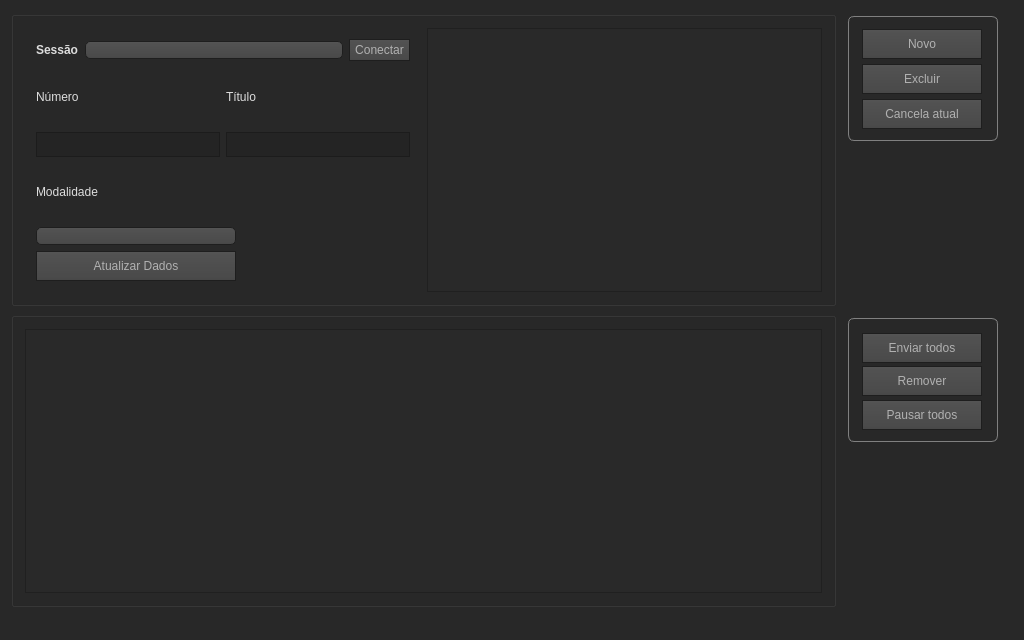
The window that mainwindow.ui (nettoflix/MagoSend) describes before a commit, drawn with Qt 5.
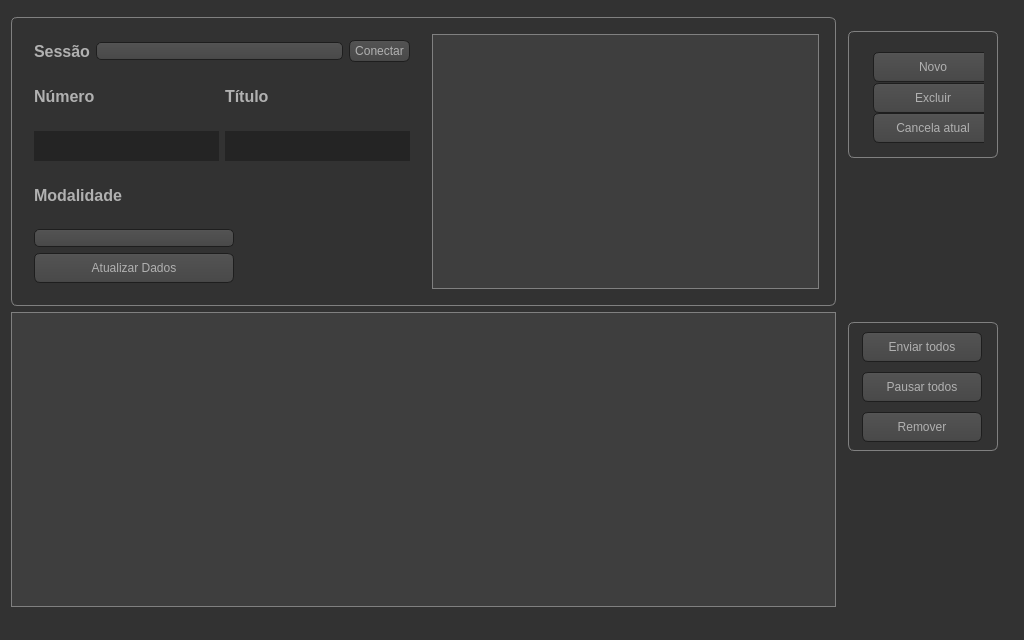
The same window after the commit. Icons and pictures are not drawn.

The edit to the form file:
```diff
--- a/mainwindow.ui
+++ b/mainwindow.ui
@@ -16,31 +16,30 @@
   <property name="styleSheet">
    <string notr="true">QToolTip
 {
-     border: 2px solid cyan;
-     background-color:  white;
+     border: 1px solid black;
+     background-color: #ffa02f;
      padding: 1px;
      border-radius: 3px;
-     font-size: 11px;
+     opacity: 100;
 }
 
+QLabel { background-color: rgba(255, 255, 255, 10); 
+    color: #f0f0f0;  /* Light text for contrast */
+    font-size: 12pt;
+    font-weight: bold;  /* Make the text bold to stand out */
+}
+
+
 QWidget
 {
-       color: #dddddd;	
-		background-color: #282828;
-		border-color: transparent;
-		border-width: 0px;
+    color: #b1b1b1;
+    background-color: #323232;
 }
 
-QLabel
-{
-        border-color: transparent;
-}
-
-
 QWidget:item:hover
 {
     background-color: QLinearGradient( x1: 0, y1: 0, x2: 0, y2: 1, stop: 0 #ffa02f, stop: 1 #ca0619);
-    color: #000000;
+ 
 }
 
 QWidget:item:selected
@@ -48,16 +47,6 @@
     background-color: QLinearGradient( x1: 0, y1: 0, x2: 0, y2: 1, stop: 0 #ffa02f, stop: 1 #d7801a);
 }
 
-
-QDateTimeEdit
-{
-    background-color: QLinearGradient( x1: 0, y1: 0, x2: 0, y2: 1, stop: 0 #4d4d4d, stop: 0 #646464, stop: 1 #5d5d5d);
-    padding: 1px;
-    border-style: solid;
-    border: 1px solid #1e1e1e;
-    border-radius: 5;
-}
-
 QMenuBar::item
 {
     background: transparent;
@@ -75,11 +64,11 @@
     border: 1px solid #000;
     background-color: QLinearGradient(
         x1:0, y1:0,
-	x2:0, y2:1,
-	stop:1 #212121,
-	stop:0.4 #343434/*,
-	stop:0.2 #343434,
-	stop:0.1 #ffaa00*/
+        x2:0, y2:1,
+        stop:1 #212121,
+        stop:0.4 #343434/*,
+        stop:0.2 #343434,
+        stop:0.1 #ffaa00*/
     );
     margin-bottom:-1px;
     padding-bottom:1px;
@@ -90,7 +79,6 @@
     border: 1px solid #000;
 }
 
-
 QMenu::item
 {
     padding: 2px 20px 2px 20px;
@@ -107,24 +95,9 @@
     background-color: #323232;
 }
 
-
-
-QDateTimeEdit::drop-down
+QAbstractItemView
 {
-     subcontrol-origin: padding;
-     subcontrol-position: top right;
-     width: 15px;
-
-     border-left-width: 0px;
-     border-left-color: darkgray;
-     border-left-style: solid; /* just a single line */
-     border-top-right-radius: 3px; /* same radius as the QComboBox */
-     border-bottom-right-radius: 3px;
- }
-
-QDateTimeEdit::down-arrow
-{
-     image: url(:/images/down_arrow.png);
+    background-color: QLinearGradient( x1: 0, y1: 0, x2: 0, y2: 1, stop: 0 #4d4d4d, stop: 0.1 #646464, stop: 1 #5d5d5d);
 }
 
 QWidget:focus
@@ -134,11 +107,11 @@
 
 QLineEdit
 {
-    background-color: QLinearGradient( x1: 0, y1: 0, x2: 0, y2: 1, stop: 0 #4d4d4d, stop: 0 #646464, stop: 1 #5d5d5d);
-    padding: 1px;
-    border-style: solid;
-    border: 1px solid #1e1e1e;
-    border-radius: 0;
+    background-color: #3d3d3d;
+    color: #f0f0f0;
+    border: 1px solid #5a5a5a;  /* Subtle border */
+    border-radius: 6px;
+    font-size: 11pt;
 }
 
 QPushButton
@@ -148,7 +121,7 @@
     border-width: 1px;
     border-color: #1e1e1e;
     border-style: solid;
-    border-radius: 0;
+    border-radius: 6;
     padding: 3px;
     font-size: 12px;
     padding-left: 5px;
@@ -204,12 +177,20 @@
 
 QComboBox::down-arrow
 {
-     image: url(:/images/down_arrow.png);
+     image: url(:/down_arrow.png);
 }
 
-QGroupBox:focus
-{
-border: 2px solid QLinearGradient( x1: 0, y1: 0, x2: 0, y2: 1, stop: 0 #ffa02f, stop: 1 #d7801a);
+QGroupBox {
+    font: bold;
+    border: 1px solid gray;
+    border-radius: 6px;
+    margin-top: 6px;
+}
+
+QGroupBox::title {
+    subcontrol-origin: margin;
+    left: 7px;
+    padding: 0px 5px 0px 5px;
 }
 
 QTextEdit:focus
@@ -219,14 +200,14 @@
 
 QScrollBar:horizontal {
      border: 1px solid #222222;
-     background: QLinearGradient(x1: 0, y1: 0, x2: 0, y2: 1, stop: 0 #101010, stop: 1 #303030);
+     background: QLinearGradient( x1: 0, y1: 0, x2: 0, y2: 1, stop: 0.0 #121212, stop: 0.2 #282828, stop: 1 #484848);
      height: 12px;
      margin: 0px 16px 0 16px;
 }
 
 QScrollBar::handle:horizontal
 {
-      background: QLinearGradient( x1: 0, y1: 0, x2: 0, y2: 1, stop: 0.0 #303030, stop: 1 #404040);
+      background: QLinearGradient( x1: 0, y1: 0, x2: 1, y2: 0, stop: 0 #ffa02f, stop: 0.5 #d7801a, stop: 1 #ffa02f);
       min-height: 20px;
       border-radius: 2px;
 }
@@ -234,7 +215,7 @@
 QScrollBar::add-line:horizontal {
       border: 1px solid #1b1b19;
       border-radius: 2px;
-      background: QLinearGradient( x1: 0, y1: 0, x2: 0, y2: 1, stop: 0 #000000, stop: 1 #101010);
+      background: QLinearGradient( x1: 0, y1: 0, x2: 1, y2: 0, stop: 0 #ffa02f, stop: 1 #d7801a);
       width: 14px;
       subcontrol-position: right;
       subcontrol-origin: margin;
@@ -243,7 +224,7 @@
 QScrollBar::sub-line:horizontal {
       border: 1px solid #1b1b19;
       border-radius: 2px;
-      background: QLinearGradient( x1: 0, y1: 0, x2: 0, y2: 1, stop: 0 #000000, stop: 1 #101010);
+      background: QLinearGradient( x1: 0, y1: 0, x2: 1, y2: 0, stop: 0 #ffa02f, stop: 1 #d7801a);
       width: 14px;
      subcontrol-position: left;
      subcontrol-origin: margin;
@@ -264,15 +245,15 @@
 
 QScrollBar:vertical
 {
-      background: QLinearGradient(x1: 0, y1: 0, x2: 1, y2: 0, stop: 0 #101010, stop: 1 #303030);
-      width: 15px;
+      background: QLinearGradient( x1: 0, y1: 0, x2: 1, y2: 0, stop: 0.0 #121212, stop: 0.2 #282828, stop: 1 #484848);
+      width: 7px;
       margin: 16px 0 16px 0;
       border: 1px solid #222222;
 }
 
 QScrollBar::handle:vertical
 {
-      background: QLinearGradient( x1: 0, y1: 0, x2: 1, y2: 0, stop: 0.0 #303030, stop: 1 #404040);
+      background: QLinearGradient( x1: 0, y1: 0, x2: 0, y2: 1, stop: 0 #ffa02f, stop: 0.5 #d7801a, stop: 1 #ffa02f);
       min-height: 20px;
       border-radius: 2px;
 }
@@ -281,7 +262,7 @@
 {
       border: 1px solid #1b1b19;
       border-radius: 2px;
-      background: QLinearGradient( x1: 0, y1: 0, x2: 1, y2: 0, stop: 0 #000000, stop: 1 #101010);
+      background: QLinearGradient( x1: 0, y1: 0, x2: 0, y2: 1, stop: 0 #ffa02f, stop: 1 #d7801a);
       height: 14px;
       subcontrol-position: bottom;
       subcontrol-origin: margin;
@@ -291,7 +272,7 @@
 {
       border: 1px solid #1b1b19;
       border-radius: 2px;
-      background: QLinearGradient( x1: 0, y1: 0, x2: 0, y2: 1, stop: 0 #000000, stop: 1 #000000);
+      background: QLinearGradient( x1: 0, y1: 0, x2: 0, y2: 1, stop: 0 #d7801a, stop: 1 #ffa02f);
       height: 14px;
       subcontrol-position: top;
       subcontrol-origin: margin;
@@ -313,7 +294,8 @@
 
 QTextEdit
 {
-    background-color: #242424;
+    background-color:  #242424;
+	border: 0px solid #6c6c6c;
 }
 
 QPlainTextEdit
@@ -323,7 +305,7 @@
 
 QHeaderView::section
 {
-    background-color: #303030
+    background-color: QLinearGradient(x1:0, y1:0, x2:0, y2:1, stop:0 #616161, stop: 0.5 #505050, stop: 0.6 #434343, stop:1 #656565);
     color: white;
     padding-left: 4px;
     border: 1px solid #6c6c6c;
@@ -376,12 +358,6 @@
     border: 1px solid #6c6c6c;
     spacing: 3px; /* spacing between items in the tool bar */
 }
-QTableWidget 
-{
-	 background-color: #292929;
-}
-
-
 
 QToolBar::handle
 {
@@ -399,39 +375,72 @@
     margin-right: 5px;
 }
 
-QProgressBar
-{
-    background-color: #353535;
-    border: 2px solid grey;
-    border-radius: 5px;
+QProgressBar {
+    border: 1px solid #404040;
     text-align: center;
+    background-color: #3E3E3E;
 }
 
-QProgressBar::chunk
-{
-    background-color: #d7801a;
-    width: 2.15px;
-    margin: 0.5px;
+QProgressBar::chunk {
+    background-color: #0534cc;
+    width: 2px;
 }
 
 
+QTabBar::tab {
+    color: #b1b1b1;
+    border: 1px solid #444;
+    border-bottom-style: none;
+    background-color: #323232;
+    padding-left: 10px;
+    padding-right: 10px;
+    padding-top: 3px;
+    padding-bottom: 2px;
+    margin-right: -1px;
+}
 
+QTabWidget::pane {
+    border: 1px solid #444;
+    top: 1px;
+}
 
 QTabBar::tab:last
 {
-    margin-right: 0; 
+    margin-right: 0; /* the last selected tab has nothing to overlap with on the right */
     border-top-right-radius: 3px;
 }
 
 QTabBar::tab:first:!selected
 {
- 	margin-left: 0px; 
+ margin-left: 0px; /* the last selected tab has nothing to overlap with on the right */
 
+
     border-top-left-radius: 3px;
 }
 
+QTabBar::tab:!selected
+{
+    color: #b1b1b1;
+    border-bottom-style: solid;
+    margin-top: 3px;
+    background-color: QLinearGradient(x1:0, y1:0, x2:0, y2:1, stop:1 #212121, stop:.4 #343434);
+}
 
+QTabBar::tab:selected
+{
+    border-top-left-radius: 3px;
+    border-top-right-radius: 3px;
+    margin-bottom: 0px;
+}
 
+QTabBar::tab:!selected:hover
+{
+    /*border-top: 2px solid #ffaa00;
+    padding-bottom: 3px;*/
+    border-top-left-radius: 3px;
+    border-top-right-radius: 3px;
+    background-color: QLinearGradient(x1:0, y1:0, x2:0, y2:1, stop:1 #212121, stop:0.4 #343434, stop:0.2 #343434, stop:0.1 #ffaa00);
+}
 
 QRadioButton::indicator:checked, QRadioButton::indicator:unchecked{
     color: #b1b1b1;
@@ -444,10 +453,10 @@
 {
     background-color: qradialgradient(
         cx: 0.5, cy: 0.5,
-	fx: 0.5, fy: 0.5,
-	radius: 1.0,
-	stop: 0.25 #ffaa00,
-	stop: 0.3 #323232
+        fx: 0.5, fy: 0.5,
+        radius: 1.0,
+        stop: 0.25 #ffaa00,
+        stop: 0.3 #323232
     );
 }
 
@@ -479,11 +488,123 @@
     border: 1px solid #444;
 }
 
+QComboBox:hover
+{
+    border: 2px solid QLinearGradient( x1: 0, y1: 0, x2: 0, y2: 1, stop: 0 #ffa02f, stop: 1 #d7801a);
+}
 
+QAbstractSpinBox {
+    padding: 5px;
+    border: 1px solid #76797C;
+    background-color: #232629;
+    color: #eff0f1;
+    border-radius: 2px;
+    min-width: 75px;
+}
 
+QAbstractSpinBox:up-button
+{
+    background-color: transparent;
+    subcontrol-origin: border;
+    subcontrol-position: center right;
+}
 
+QAbstractSpinBox:down-button
+{
+    background-color: transparent;
+    subcontrol-origin: border;
+    subcontrol-position: center left;
+}
 
+QAbstractSpinBox::up-arrow,QAbstractSpinBox::up-arrow:disabled,QAbstractSpinBox::up-arrow:off {
+    image: url(:/images/up_arrow_disabled.png);
+    width: 10px;
+    height: 10px;
+}
+QAbstractSpinBox::up-arrow:hover
+{
+    image: url(:/images/up_arrow.png);
+}
+QAbstractSpinBox::down-arrow,QAbstractSpinBox::down-arrow:disabled,QAbstractSpinBox::down-arrow:off
+{
+    image: url(:/images/down_arrow_disabled.png);
+    width: 10px;
+    height: 10px;
+}
+QAbstractSpinBox::down-arrow:hover
+{
+    image: url(:/images/down_arrow.png);
+}
 
+QTableWidget {
+    background-color: #3d3d3d;  /* Dark gray background */
+    color: #f0f0f0;  /* Light text color for readability */
+    gridline-color: #5a5a5a;  /* Softer grid line color */
+    selection-background-color: #ff9100;  /* Orange for selected row */
+    selection-color: #000000;  /* Black text when selected */
+    border: 1px solid #2a2a2a;  /* Border to match overall theme */
+}
+
+QHeaderView::section {
+    background-color: #2a2a2a;  /* Darker header background */
+    color: #ffffff;  /* White text in headers */
+    padding: 4px;
+    border: 1px solid #4d4d4d;  /* Subtle border around headers */
+    font-weight: bold;
+}
+
+QTableCornerButton::section {
+    background-color: #2a2a2a;  /* Corner button matching header */
+    border: 1px solid #4d4d4d; 
+}
+
+QHeaderView
+{
+    border-radius: 1px;
+}
+
+QTableWidget::item:pressed, QListView::item:pressed, QTreeView::item:pressed  {
+    background: #334E5E;
+    color: #eff0f1;
+	border: 0px solid #76797C;
+}
+
+QTableWidget::item:selected:active, QTreeView::item:selected:active, QListView::item:selected:active  {
+    background: #334E5E;
+    color: #eff0f1;
+ 	border: 0px solid #76797C;
+}
+
+QTableWidget::item::selected {
+background-color: #transparent;
+border: 0px solid #76797C;
+}
+
+QTableWidget::row::selected {
+background-color: #334E5E;
+border: 0px solid #76797C;
+}
+
+QTableWidget::item:hover {
+    background-color: transparent;
+}  
+
+
+ /* style the sort indicator */
+QHeaderView::down-arrow {
+    image: url(:/qss_icons/rc/down_arrow.png);
+}
+
+QHeaderView::up-arrow {
+    image: url(:/qss_icons/rc/up_arrow.png);
+}
+
+
+QTableCornerButton::section {
+    background-color: #31363b;
+    border: 1px transparent #76797C;
+    border-radius: 0px;
+}
 </string>
   </property>
   <widget class="QWidget" name="centralWidget">
@@ -514,6 +635,11 @@
               <height>320</height>
              </size>
             </property>
+            <property name="styleSheet">
+             <string notr="true">QGroupBox {
+ border: 1px solid gray;
+}</string>
+            </property>
             <property name="title">
              <string/>
             </property>
@@ -541,6 +667,7 @@
                      <widget class="QLabel" name="label_5">
                       <property name="font">
                        <font>
+                        <pointsize>12</pointsize>
                         <weight>75</weight>
                         <bold>true</bold>
                        </font>
@@ -569,12 +696,20 @@
                     </item>
                    </layout>
                   </item>
+                  <item>
+                   <layout class="QHBoxLayout" name="horizontalLayout_5"/>
+                  </item>
                   <item>
                    <layout class="QHBoxLayout" name="horizontalLayout_3">
                     <property name="sizeConstraint">
                      <enum>QLayout::SetNoConstraint</enum>
                     </property>
                     <item>
+                     <layout class="QHBoxLayout" name="horizontalLayout_6">
+                      <property name="sizeConstraint">
+                       <enum>QLayout::SetNoConstraint</enum>
+                      </property>
+                      <item>
                      <widget class="QLabel" name="label">
                       <property name="text">
                        <string>Número</string>
@@ -590,17 +725,19 @@
                     </item>
                    </layout>
                   </item>
+                   </layout>
+                  </item>
                   <item>
                    <layout class="QHBoxLayout" name="horizontalLayout_4">
-                    <property name="sizeConstraint">
-                     <enum>QLayout::SetNoConstraint</enum>
+                    <property name="spacing">
+                     <number>6</number>
                     </property>
                     <item>
                      <widget class="QTextEdit" name="te_ID">
                       <property name="maximumSize">
                        <size>
                         <width>16777215</width>
-                        <height>25</height>
+                        <height>30</height>
                        </size>
                       </property>
                      </widget>
@@ -610,18 +747,13 @@
                       <property name="maximumSize">
                        <size>
                         <width>16777215</width>
-                        <height>25</height>
+                        <height>30</height>
                        </size>
                       </property>
                      </widget>
                     </item>
                    </layout>
                   </item>
-                  <item>
-                   <layout class="QHBoxLayout" name="horizontalLayout_6">
-                    <property name="sizeConstraint">
-                     <enum>QLayout::SetNoConstraint</enum>
-                    </property>
                     <item>
                      <widget class="QLabel" name="label_4">
                       <property name="text">
@@ -629,10 +761,6 @@
                       </property>
                      </widget>
                     </item>
-                   </layout>
-                  </item>
-                  <item>
-                   <layout class="QHBoxLayout" name="horizontalLayout_5">
                     <item alignment="Qt::AlignLeft">
                      <widget class="QComboBox" name="cb_modalidades">
                       <property name="sizePolicy">
@@ -649,8 +777,6 @@
                       </property>
                      </widget>
                     </item>
-                   </layout>
-                  </item>
                   <item>
                    <widget class="QPushButton" name="btn_atualizarDados">
                     <property name="sizePolicy">
@@ -705,6 +831,13 @@
                  <height>300</height>
                 </size>
                </property>
+               <property name="styleSheet">
+                <string notr="true">  QTableWidget {
+        background-color: #3E3E3E;
+        border: 1px solid gray;
+        margin: 5px; /* Adding margin for spacing */
+    }</string>
+               </property>
               </widget>
              </item>
             </layout>
@@ -725,7 +858,7 @@
             <property name="minimumSize">
              <size>
               <width>0</width>
-              <height>130</height>
+              <height>147</height>
              </size>
             </property>
             <property name="maximumSize">
@@ -739,7 +872,7 @@
     font: bold;
     border: 1px solid gray;
     border-radius: 6px;
-    margin-top: 5px;
+    margin-top: 20px;
 	margin-right: 15px;
 	margin-left: 6px;
 	width: 148px;
@@ -748,15 +881,18 @@
             <property name="title">
              <string/>
             </property>
+            <widget class="QWidget" name="layoutWidget">
+             <property name="geometry">
+              <rect>
+               <x>20</x>
+               <y>30</y>
+               <width>122</width>
+               <height>107</height>
+              </rect>
+             </property>
+             <layout class="QVBoxLayout" name="verticalLayout_6">
+              <item>
             <widget class="QPushButton" name="btn_NovoIP">
-             <property name="geometry">
-              <rect>
-               <x>20</x>
-               <y>18</y>
-               <width>120</width>
-               <height>30</height>
-              </rect>
-             </property>
              <property name="sizePolicy">
               <sizepolicy hsizetype="Fixed" vsizetype="Fixed">
                <horstretch>0</horstretch>
@@ -779,15 +915,9 @@
               <string>Novo</string>
              </property>
             </widget>
+              </item>
+              <item>
             <widget class="QPushButton" name="btn_ExcluirIP">
-             <property name="geometry">
-              <rect>
-               <x>20</x>
-               <y>53</y>
-               <width>120</width>
-               <height>30</height>
-              </rect>
-             </property>
              <property name="sizePolicy">
               <sizepolicy hsizetype="Fixed" vsizetype="Fixed">
                <horstretch>0</horstretch>
@@ -810,15 +940,9 @@
               <string>Excluir</string>
              </property>
             </widget>
+              </item>
+              <item>
             <widget class="QPushButton" name="btn_cancelaAtual">
-             <property name="geometry">
-              <rect>
-               <x>20</x>
-               <y>88</y>
-               <width>120</width>
-               <height>30</height>
-              </rect>
-             </property>
              <property name="sizePolicy">
               <sizepolicy hsizetype="Fixed" vsizetype="Fixed">
                <horstretch>0</horstretch>
@@ -841,6 +965,9 @@
               <string>Cancela atual</string>
              </property>
             </widget>
+              </item>
+             </layout>
+            </widget>
            </widget>
           </item>
          </layout>
@@ -850,18 +977,6 @@
       <item>
        <layout class="QHBoxLayout" name="horizontalLayout_7" stretch="0,0">
         <item>
-         <widget class="QGroupBox" name="groupBox_4">
-          <property name="sizePolicy">
-           <sizepolicy hsizetype="Expanding" vsizetype="Expanding">
-            <horstretch>2</horstretch>
-            <verstretch>2</verstretch>
-           </sizepolicy>
-          </property>
-          <property name="title">
-           <string/>
-          </property>
-          <layout class="QVBoxLayout" name="verticalLayout_4">
-           <item>
             <widget class="QTableWidget" name="tableWidget">
              <property name="sizePolicy">
               <sizepolicy hsizetype="Expanding" vsizetype="Expanding">
@@ -870,14 +985,14 @@
               </sizepolicy>
              </property>
              <property name="styleSheet">
-              <string notr="true"/>
+           <string notr="true">  QTableWidget {
+        background-color: #3E3E3E;
+        border: 1px solid gray;
+    }</string>
              </property>
             </widget>
            </item>
-          </layout>
-         </widget>
-        </item>
-        <item alignment="Qt::AlignHCenter|Qt::AlignTop">
+        <item alignment="Qt::AlignRight|Qt::AlignTop">
          <widget class="QGroupBox" name="groupBox">
           <property name="sizePolicy">
            <sizepolicy hsizetype="Expanding" vsizetype="Expanding">
@@ -888,7 +1003,7 @@
           <property name="minimumSize">
            <size>
             <width>0</width>
-            <height>130</height>
+            <height>139</height>
            </size>
           </property>
           <property name="maximumSize">
@@ -899,10 +1014,10 @@
           </property>
           <property name="styleSheet">
            <string notr="true">QGroupBox {
+ border: 1px solid gray;
     font: bold;
-    border: 1px solid gray;
     border-radius: 6px;
-    margin-top: 6px;
+    margin-top: 10px;
 	margin-right: 15px;
 	margin-left: 6px;
 	width: 148px;
@@ -911,42 +1026,11 @@
           <property name="title">
            <string/>
           </property>
-          <widget class="QPushButton" name="btn_pausar">
-           <property name="geometry">
-            <rect>
-             <x>20</x>
-             <y>88</y>
-             <width>120</width>
-             <height>30</height>
-            </rect>
-           </property>
-           <property name="sizePolicy">
-            <sizepolicy hsizetype="Fixed" vsizetype="Fixed">
-             <horstretch>0</horstretch>
-             <verstretch>0</verstretch>
-            </sizepolicy>
-           </property>
-           <property name="minimumSize">
-            <size>
-             <width>120</width>
-             <height>0</height>
-            </size>
-           </property>
-           <property name="maximumSize">
-            <size>
-             <width>16777215</width>
-             <height>16777212</height>
-            </size>
-           </property>
-           <property name="text">
-            <string>Pausar todos</string>
-           </property>
-          </widget>
           <widget class="QPushButton" name="btn_Enviar">
            <property name="geometry">
             <rect>
              <x>20</x>
-             <y>21</y>
+             <y>20</y>
              <width>120</width>
              <height>30</height>
             </rect>
@@ -973,11 +1057,42 @@
             <string>Enviar todos</string>
            </property>
           </widget>
+          <widget class="QPushButton" name="btn_pausar">
+           <property name="geometry">
+            <rect>
+             <x>20</x>
+             <y>60</y>
+             <width>120</width>
+             <height>30</height>
+            </rect>
+           </property>
+           <property name="sizePolicy">
+            <sizepolicy hsizetype="Fixed" vsizetype="Fixed">
+             <horstretch>0</horstretch>
+             <verstretch>0</verstretch>
+            </sizepolicy>
+           </property>
+           <property name="minimumSize">
+            <size>
+             <width>120</width>
+             <height>0</height>
+            </size>
+           </property>
+           <property name="maximumSize">
+            <size>
+             <width>16777215</width>
+             <height>16777212</height>
+            </size>
+           </property>
+           <property name="text">
+            <string>Pausar todos</string>
+           </property>
+          </widget>
           <widget class="QPushButton" name="btn_Remover">
            <property name="geometry">
             <rect>
              <x>20</x>
-             <y>54</y>
+             <y>100</y>
              <width>120</width>
              <height>30</height>
             </rect>
```
Lines whose indentation alone changed are shown as unchanged.
